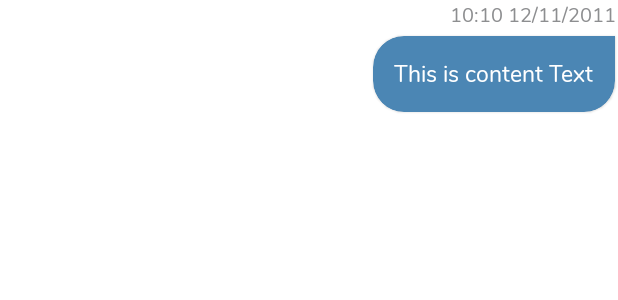
After one commit to hieudevsoft/FRProject, an Android app: the layout item_chat_me.xml on its own in the app's theme, with its tools: preview values and no code run, on a phone screen of 412 x 824 dp. The commit adds this screen. Shown: the top 300 px of the screen. Run offline under Robolectric (Android 15) with nearby library versions, the phone set to English and light mode, and no system bars.

Commit message:
done splash and add fake chat

```diff
--- a/app/build.gradle
+++ b/app/build.gradle
@@ -44,6 +44,7 @@ dependencies {
     implementation 'androidx.appcompat:appcompat:1.3.1'
     implementation 'com.google.android.material:material:1.4.0'
     implementation 'androidx.constraintlayout:constraintlayout:2.1.1'
+    implementation 'com.yanzhenjie:loading:1.0.2'
     testImplementation 'junit:junit:4.+'
     androidTestImplementation 'androidx.test.ext:junit:1.1.3'
     androidTestImplementation 'androidx.test.espresso:espresso-core:3.4.0'
@@ -110,6 +111,7 @@ dependencies {
     //Manger Theme
     implementation "com.dolatkia:animated-theme-manager:$theme_manager"
 
-
+    //Loading Dot
+    implementation "com.github.justzak:dilatingdotsprogressbar:$dot_loading_version"
 
 }
--- a/app/src/main/java/com/devapp/fr/adapters/SlidePagerAdapter.kt
+++ b/app/src/main/java/com/devapp/fr/adapters/SlidePagerAdapter.kt
@@ -3,8 +3,7 @@ package com.devapp.fr.adapters
 import android.view.LayoutInflater
 import android.view.ViewGroup
 import androidx.recyclerview.widget.RecyclerView
-import com.devapp.fr.R
-import com.devapp.fr.data.models.SlideItem
+import com.devapp.fr.data.models.items.SlideItem
 import com.devapp.fr.databinding.ItemLayoutSlideBinding
 
 class SlidePagerAdapter(
--- a/app/src/main/java/com/devapp/fr/data/models/SlideItem.kt
+++ b/app/src/main/java/com/devapp/fr/data/models/items/SlideItem.kt
@@ -1,3 +1,3 @@
-package com.devapp.fr.data.models
+package com.devapp.fr.data.models.items
 
 data class SlideItem(val title:String,val des:String,val image:Int)
--- a/app/src/main/java/com/devapp/fr/util/Constants.kt
+++ b/app/src/main/java/com/devapp/fr/util/Constants.kt
@@ -10,4 +10,8 @@ object Constants {
     //Shared Preferences
     const val PREF_NAME="fr_name"
     const val KEY_DARK_MODE_DEC = "key_dark_mode_dec"
+
+    //Type Message
+    const val FROM_ME=0
+    const val FROM_PARTNER=1
 }
--- /dev/null
+++ b/app/src/main/res/layout/item_chat_me.xml
@@ -0,0 +1,57 @@
+<?xml version="1.0" encoding="utf-8"?>
+<androidx.constraintlayout.widget.ConstraintLayout xmlns:android="http://schemas.android.com/apk/res/android"
+    xmlns:app="http://schemas.android.com/apk/res-auto"
+    android:layout_width="match_parent"
+    android:layout_marginBottom="@dimen/LARGEST_SPACE"
+    android:layout_height="wrap_content">
+
+    <FrameLayout
+        android:layout_width="wrap_content"
+        android:layout_height="wrap_content"
+        app:layout_constraintBottom_toBottomOf="parent"
+        app:layout_constraintEnd_toEndOf="parent"
+        app:layout_constraintHorizontal_bias="1"
+        app:layout_constraintStart_toStartOf="parent"
+        app:layout_constraintTop_toTopOf="parent"
+        app:layout_constraintVertical_bias="0">
+
+        <com.google.android.material.textview.MaterialTextView
+            android:layout_width="wrap_content"
+            android:layout_height="wrap_content"
+            android:layout_gravity="end"
+            android:layout_marginEnd="@dimen/_1sdp"
+            android:fontFamily="@font/nunito_regular"
+            android:text="10:10 12/11/2011"
+            android:id="@+id/tvTimeMe"
+            android:textColor="@color/color_grey"
+            android:textSize="@dimen/TEXT_SIZE_SMALLEST" />
+
+        <com.google.android.material.card.MaterialCardView
+            style="@style/CustomCardMessageMe"
+            android:layout_width="wrap_content"
+            android:layout_height="wrap_content"
+            android:layout_gravity="end"
+            android:layout_marginTop="@dimen/LARGEST_SPACE"
+            android:clickable="true"
+            android:focusable="true"
+            android:id="@+id/cardViewMessageMe"
+            android:foreground="?attr/selectableItemBackground"
+            app:cardBackgroundColor="@color/color_blue_500"
+            app:cardUseCompatPadding="true">
+            <com.google.android.material.textview.MaterialTextView
+                android:layout_width="wrap_content"
+                android:layout_height="wrap_content"
+                android:layout_gravity="center"
+                android:id="@+id/tvMessageMe"
+                android:fontFamily="@font/nunito_regular"
+                android:gravity="start"
+                android:maxEms="9"
+                android:padding="@dimen/NORMAL_SPACE"
+                android:text="This is content Text"
+                android:textColor="@color/white"
+                android:textSize="@dimen/TEXT_SIZE_SMALL" />
+
+        </com.google.android.material.card.MaterialCardView>
+    </FrameLayout>
+
+</androidx.constraintlayout.widget.ConstraintLayout>
--- a/app/src/main/res/layout/item_layout_slide.xml
+++ b/app/src/main/res/layout/item_layout_slide.xml
@@ -22,7 +22,7 @@
         android:layout_width="wrap_content"
         android:layout_height="wrap_content"
         android:layout_marginTop="50dp"
-        android:fontFamily="@font/comfortaa_bold"
+        android:fontFamily="@font/nunito_extra_bold"
         android:text="Text Here"
         android:textSize="@dimen/TEXT_SIZE_LARGE"
         app:layout_constraintEnd_toEndOf="parent"
@@ -38,7 +38,7 @@
         android:layout_marginEnd="50dp"
         android:gravity="center"
         android:text="Text Here"
-        android:fontFamily="@font/comfortaa_light"
+        android:fontFamily="@font/nunito_light"
         android:textSize="@dimen/TEXT_SIZE_NORMAL"
         app:layout_constraintEnd_toEndOf="parent"
         app:layout_constraintStart_toStartOf="parent"
--- a/app/src/main/res/navigation/nav_host.xml
+++ b/app/src/main/res/navigation/nav_host.xml
@@ -2,7 +2,7 @@
 <navigation xmlns:android="http://schemas.android.com/apk/res/android"
     xmlns:app="http://schemas.android.com/apk/res-auto"
     android:id="@+id/nav_host"
-    app:startDestination="@id/fragmentSplash">
+    app:startDestination="@id/fragmentMainViewPager">
 
     <fragment
         android:id="@+id/fragmentMainViewPager"
--- a/app/src/main/res/values/colors.xml
+++ b/app/src/main/res/values/colors.xml
@@ -25,5 +25,8 @@
     <!--Color others-->
     <color name="color_switch_900">#FFC107</color>
     <color name="color_switch_100">#F8D261</color>
+    <color name="color_blue_500">#4b86b4</color>
+    <color name="color_grey">#8D8E90</color>
+    <color name="color_white_500">#E7E8EB</color>
 
 </resources>
--- a/app/src/main/res/values/dimens.xml
+++ b/app/src/main/res/values/dimens.xml
@@ -3,18 +3,25 @@
     <!--Size text-->
     <dimen name="TEXT_SIZE_BOTTOM_BAR_TEXT">@dimen/_14ssp</dimen>
     <dimen name="TEXT_SIZE_LARGE">@dimen/_30ssp</dimen>
-    <dimen name="TEXT_SIZE_MEDIUM">@dimen/_24sdp</dimen>
-    <dimen name="TEXT_SIZE_NORMAL">@dimen/_16sdp</dimen>
-    <dimen name="TEXT_SIZE_SMALL">@dimen/_12sdp</dimen>
+    <dimen name="TEXT_SIZE_MEDIUM">@dimen/_24ssp</dimen>
+    <dimen name="TEXT_SIZE_NORMAL">@dimen/_16ssp</dimen>
+    <dimen name="TEXT_SIZE_SMALL">@dimen/_12ssp</dimen>
+    <dimen name="TEXT_SIZE_SMALLEST">@dimen/_10ssp</dimen>
 
     <!--Size space-->
+    <dimen name="ULTIMATE_SPACE">@dimen/_24sdp</dimen>
+    <dimen name="LARGEST_SPACE">@dimen/_16sdp</dimen>
     <dimen name="LARGE_SPACE">@dimen/_12sdp</dimen>
     <dimen name="MEDIUM_SPACE">@dimen/_8sdp</dimen>
+    <dimen name="NORMAL_SPACE">@dimen/_6sdp</dimen>
     <dimen name="LARGE_RADIUS">@dimen/_16sdp</dimen>
     <dimen name="MEDIUM_RADIUS">@dimen/_12sdp</dimen>
 
     <!--Size of icon,image....-->
     <dimen name="ICON_SIZE_SMALL">@dimen/_13sdp</dimen>
     <dimen name="SIZE_ICON_SLIDE">@dimen/_200sdp</dimen>
+    <dimen name="MAX_WIDTH_CHAT">@dimen/_210sdp</dimen>
+    <dimen name="AVATAR_MESSAGE_BODY_SIZE">@dimen/_18sdp</dimen>
+    <dimen name="MARGIN_SPACE_AVATAR_BODY">@dimen/_24sdp</dimen>
 
 </resources>
--- a/app/src/main/res/values/styles.xml
+++ b/app/src/main/res/values/styles.xml
@@ -96,4 +96,27 @@
         <item name="colorSecondary">@color/color_switch_100</item>
     </style>
 
+    <!--Message-->
+    <style name="CustomCardMessageMe" parent="Widget.MaterialComponents.CardView">
+        <item name="shapeAppearanceOverlay">@style/ShapeAppearanceOverlay.MaterialCardView.CutMe</item>
+    </style>
+    <style name="ShapeAppearanceOverlay.MaterialCardView.CutMe" parent="">
+        <item name="cornerFamily">rounded</item>
+        <item name="cornerSizeTopRight">0dp</item>
+        <item name="cornerSizeTopLeft">@dimen/LARGE_RADIUS</item>
+        <item name="cornerSizeBottomRight">@dimen/LARGE_RADIUS</item>
+        <item name="cornerSizeBottomLeft">@dimen/LARGE_RADIUS</item>
+    </style>
+
+    <style name="CustomCardMessagePartner" parent="Widget.MaterialComponents.CardView">
+        <item name="shapeAppearanceOverlay">@style/ShapeAppearanceOverlay.MaterialCardView.CutPartner</item>
+    </style>
+    <style name="ShapeAppearanceOverlay.MaterialCardView.CutPartner" parent="">
+        <item name="cornerFamily">rounded</item>
+        <item name="cornerSizeTopRight">@dimen/LARGE_RADIUS</item>
+        <item name="cornerSizeTopLeft">@dimen/LARGE_RADIUS</item>
+        <item name="cornerSizeBottomRight">@dimen/LARGE_RADIUS</item>
+        <item name="cornerSizeBottomLeft">0dp</item>
+    </style>
+
 </resources>
--- a/build.gradle
+++ b/build.gradle
@@ -23,6 +23,7 @@ buildscript {
         bottom_bar_version="1.1.0"
         data_store_version="1.0.0"
         theme_manager="1.1.4"
+        dot_loading_version="1.0.1"
     }
 
     repositories {
```
Also changed, not shown: app/src/main/java/com/devapp/fr/adapters/ChatsMessageAdapter.kt (added, +98 -0 lines), app/src/main/java/com/devapp/fr/data/models/items/Message.kt (added, +15 -0 lines), app/src/main/java/com/devapp/fr/ui/fragments/FragmentChats.kt (+31 -0 lines), app/src/main/java/com/devapp/fr/ui/fragments/FragmentSplash.kt (+4 -4 lines), app/src/main/java/com/devapp/fr/util/UiHelper.kt (+11 -5 lines), app/src/main/res/layout/fragment_chats.xml (+6 -5 lines), app/src/main/res/layout/item_chat_partner.xml (added, +60 -0 lines), app/src/main/res/values/strings.xml (+8 -0 lines).
